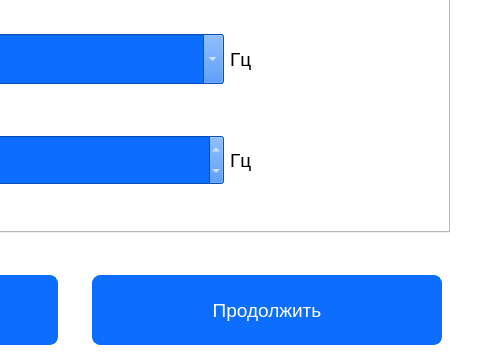
PloticynaEl/SDR, file win_demodulation.ui: the form before one commit; both pictures show x 320 to 800 and y 118 to 480 of the 800 by 480 pixel window.
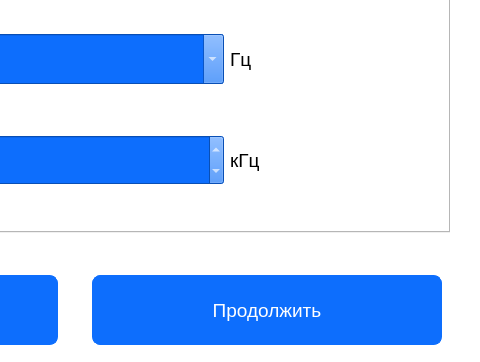
The form after the commit.

Diff of the .ui file:
```diff
--- a/win_demodulation.ui
+++ b/win_demodulation.ui
@@ -267,7 +267,7 @@
                </font>
               </property>
               <property name="text">
-               <string>Гц</string>
+               <string>кГц</string>
               </property>
              </widget>
             </item>
```
Left out of the diff: 6 changed lines with no effect on the pictures.
